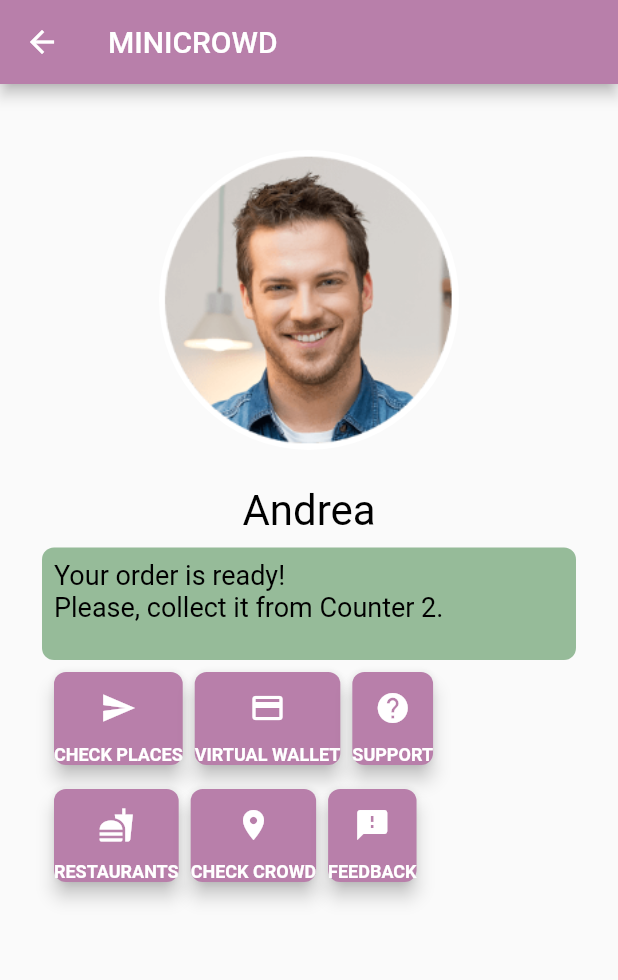
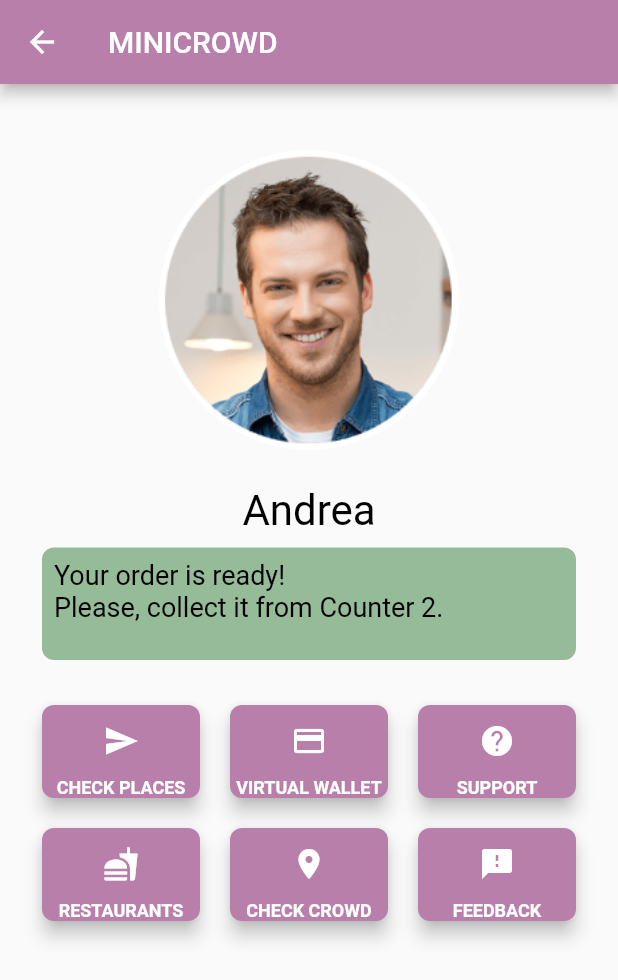
Before and after one commit to harithast28/Digital-Innovation-Lab, a Flutter app: the LandingPage screen opened directly, on a phone screen of 412 x 824 dp. Shown: the top 980 px of the screen. Run offline on Flutter 3.47's test engine with Material 2 defaults, Android fonts, the light colour scheme and no system bars; Roboto replaces fonts that are missing (Montserrat).

Commit message:
Landing page - button size fix

```diff
--- a/FrontEnd/lib/landing.dart
+++ b/FrontEnd/lib/landing.dart
@@ -21,14 +21,14 @@ class LandingPage extends StatelessWidget {
       padding: EdgeInsets.all(8.0),
       child: Text(
         'Andrea',
-        style: TextStyle(fontSize: 28.0, color: Colors.black),
+        style: style.copyWith(fontSize: 28.0, color: Colors.black),
       ),
     );
 
     final greenBox = Directionality(
       textDirection: TextDirection.ltr,
       child: new DefaultTextStyle(
-        style: new TextStyle(fontSize: 18.0, color: Colors.black),
+        style: style.copyWith(fontSize: 18.0, color: Colors.black),
         child: new Column(
           children: <Widget>[
             new Row(children: <Widget>[
@@ -51,11 +51,12 @@ class LandingPage extends StatelessWidget {
                     borderRadius: new BorderRadius.all(Radius.circular(8.0))),
               ),
             ]),
+            SizedBox(height: 30),
           ],
         ),
       ),
     );
-    final button1 = Material(
+    final button1 = new Material(
         elevation: 5.0,
         borderRadius: BorderRadius.circular(8.0),
         color: Color(0xffb87faa),
@@ -75,7 +76,7 @@ class LandingPage extends StatelessWidget {
                     fontWeight: FontWeight.bold)),
           ],
         ));
-    final button2 = Material(
+    final button2 = new Material(
         elevation: 5.0,
         borderRadius: BorderRadius.circular(8.0),
         color: Color(0xffb87faa),
@@ -96,7 +97,7 @@ class LandingPage extends StatelessWidget {
           ],
         ));
 
-    final button3 = Material(
+    final button3 = new Material(
         elevation: 5.0,
         borderRadius: BorderRadius.circular(8.0),
         color: Color(0xffb87faa),
@@ -116,7 +117,7 @@ class LandingPage extends StatelessWidget {
                     fontWeight: FontWeight.bold)),
           ],
         ));
-    final button4 = Material(
+    final button4 = new Material(
         elevation: 5.0,
         borderRadius: BorderRadius.circular(8.0),
         color: Color(0xffb87faa),
@@ -136,7 +137,7 @@ class LandingPage extends StatelessWidget {
                     fontWeight: FontWeight.bold)),
           ],
         ));
-    final button5 = Material(
+    final button5 = new Material(
         elevation: 5.0,
         borderRadius: BorderRadius.circular(8.0),
         color: Color(0xffb87faa),
@@ -156,7 +157,7 @@ class LandingPage extends StatelessWidget {
                     fontWeight: FontWeight.bold)),
           ],
         ));
-    final button6 = Material(
+    final button6 = new Material(
         elevation: 5.0,
         borderRadius: BorderRadius.circular(8.0),
         color: Color(0xffb87faa),
@@ -180,19 +181,36 @@ class LandingPage extends StatelessWidget {
         width: MediaQuery.of(context).size.width,
         child: new Column(children: <Widget>[
           new Row(
-            children: <Widget>[
-              new ButtonBar(
-                children: <Widget>[button1, button2, button3],
-              )
-            ],
-          ),
+              mainAxisAlignment: MainAxisAlignment.spaceBetween,
+              crossAxisAlignment: CrossAxisAlignment.center,
+              children: [
+                /* <Widget>[
+                  new ButtonBar(
+                    children: <Widget>[button1, button2, button3],
+                  )
+                ],*/
+                Expanded(child: button1),
+                SizedBox(width: 20),
+                Expanded(child: button2),
+                SizedBox(width: 20),
+                Expanded(child: button3),
+              ]),
+          SizedBox(height: 20),
           new Row(
-            children: <Widget>[
-              new ButtonBar(
-                children: <Widget>[button4, button5, button6],
-              )
-            ],
-          ),
+              mainAxisAlignment: MainAxisAlignment.spaceBetween,
+              crossAxisAlignment: CrossAxisAlignment.center,
+              children: [
+                /* <Widget>[
+                  new ButtonBar(
+                    children: <Widget>[button1, button2, button3],
+                  )
+                ],*/
+                Expanded(child: button4),
+                SizedBox(width: 20),
+                Expanded(child: button5),
+                SizedBox(width: 20),
+                Expanded(child: button6),
+              ]),
         ]));
 
     final body = Container(
```
